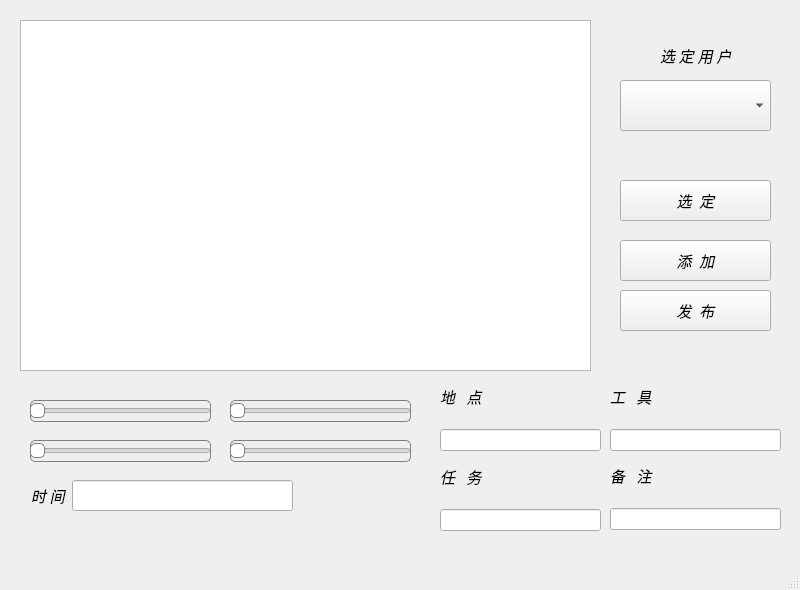
This is log/renwuwindow.ui in haohaomxc/- as Qt 5 draws it before an edit. The edited form follows.
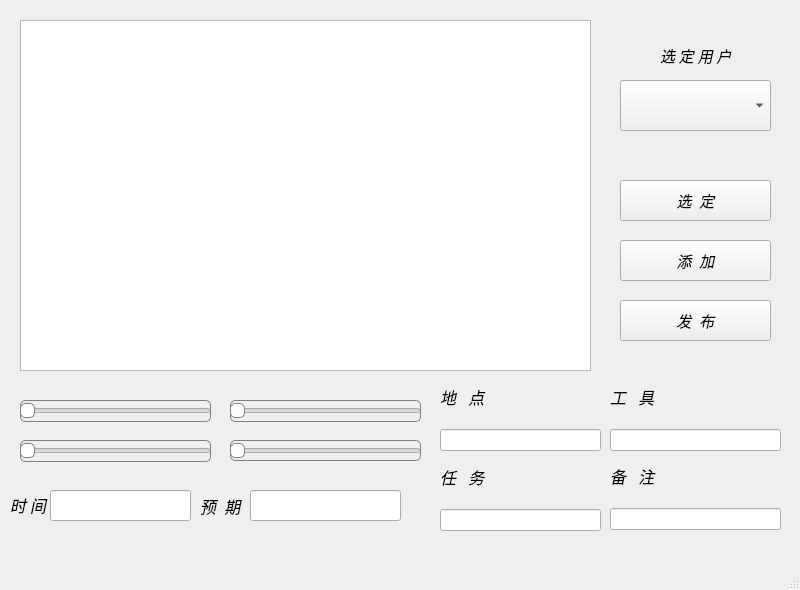
This is the edited form.

What changed in the file:
```diff
--- a/log/renwuwindow.ui
+++ b/log/renwuwindow.ui
@@ -58,7 +58,7 @@
     <property name="geometry">
      <rect>
       <x>620</x>
-      <y>290</y>
+      <y>300</y>
       <width>151</width>
       <height>41</height>
      </rect>
@@ -97,9 +97,9 @@
    <widget class="QSlider" name="hourSlider">
     <property name="geometry">
      <rect>
-      <x>30</x>
+      <x>20</x>
       <y>400</y>
-      <width>181</width>
+      <width>191</width>
       <height>22</height>
      </rect>
     </property>
@@ -135,9 +135,9 @@
    <widget class="QSlider" name="minuteSlider">
     <property name="geometry">
      <rect>
-      <x>30</x>
+      <x>20</x>
       <y>440</y>
-      <width>181</width>
+      <width>191</width>
       <height>22</height>
      </rect>
     </property>
@@ -173,16 +173,16 @@
    <widget class="QLabel" name="label">
     <property name="geometry">
      <rect>
-      <x>31</x>
-      <y>485</y>
-      <width>71</width>
-      <height>20</height>
+      <x>10</x>
+      <y>489</y>
+      <width>41</width>
+      <height>31</height>
      </rect>
     </property>
     <property name="font">
      <font>
       <family>得意黑</family>
-      <pointsize>11</pointsize>
+      <pointsize>12</pointsize>
       <italic>true</italic>
      </font>
     </property>
@@ -193,9 +193,9 @@
    <widget class="QLineEdit" name="lineEdit_shijian">
     <property name="geometry">
      <rect>
-      <x>72</x>
-      <y>480</y>
-      <width>221</width>
+      <x>50</x>
+      <y>490</y>
+      <width>141</width>
       <height>31</height>
      </rect>
     </property>
@@ -215,7 +215,7 @@
        <property name="font">
         <font>
          <family>得意黑</family>
-         <pointsize>11</pointsize>
+         <pointsize>12</pointsize>
          <italic>true</italic>
         </font>
        </property>
@@ -244,7 +244,7 @@
        <property name="font">
         <font>
          <family>得意黑</family>
-         <pointsize>11</pointsize>
+         <pointsize>12</pointsize>
          <italic>true</italic>
         </font>
        </property>
@@ -273,7 +273,7 @@
        <property name="font">
         <font>
          <family>得意黑</family>
-         <pointsize>11</pointsize>
+         <pointsize>12</pointsize>
          <italic>true</italic>
         </font>
        </property>
@@ -302,7 +302,7 @@
        <property name="font">
         <font>
          <family>得意黑</family>
-         <pointsize>11</pointsize>
+         <pointsize>12</pointsize>
          <italic>true</italic>
         </font>
        </property>
@@ -341,7 +341,7 @@
      <rect>
       <x>230</x>
       <y>400</y>
-      <width>181</width>
+      <width>191</width>
       <height>22</height>
      </rect>
     </property>
@@ -379,8 +379,8 @@
      <rect>
       <x>230</x>
       <y>440</y>
-      <width>181</width>
-      <height>22</height>
+      <width>191</width>
+      <height>21</height>
      </rect>
     </property>
     <property name="styleSheet">
@@ -412,6 +412,36 @@
      <enum>Qt::Horizontal</enum>
     </property>
    </widget>
+   <widget class="QLineEdit" name="lineEdit_yuqi">
+    <property name="geometry">
+     <rect>
+      <x>250</x>
+      <y>490</y>
+      <width>151</width>
+      <height>31</height>
+     </rect>
+    </property>
+   </widget>
+   <widget class="QLabel" name="label_7">
+    <property name="geometry">
+     <rect>
+      <x>200</x>
+      <y>490</y>
+      <width>51</width>
+      <height>31</height>
+     </rect>
+    </property>
+    <property name="font">
+     <font>
+      <family>得意黑</family>
+      <pointsize>12</pointsize>
+      <italic>true</italic>
+     </font>
+    </property>
+    <property name="text">
+     <string>预  期</string>
+    </property>
+   </widget>
   </widget>
   <widget class="QMenuBar" name="menubar">
    <property name="geometry">
```
